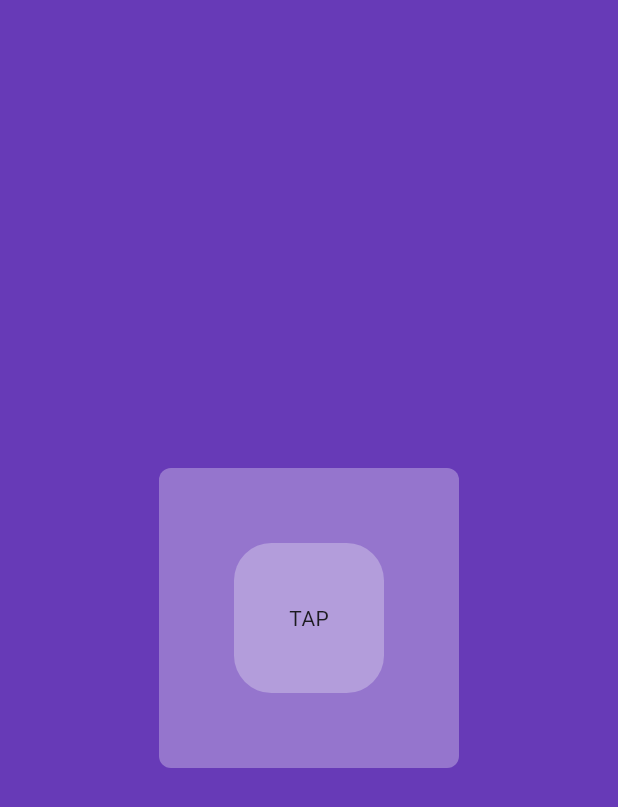
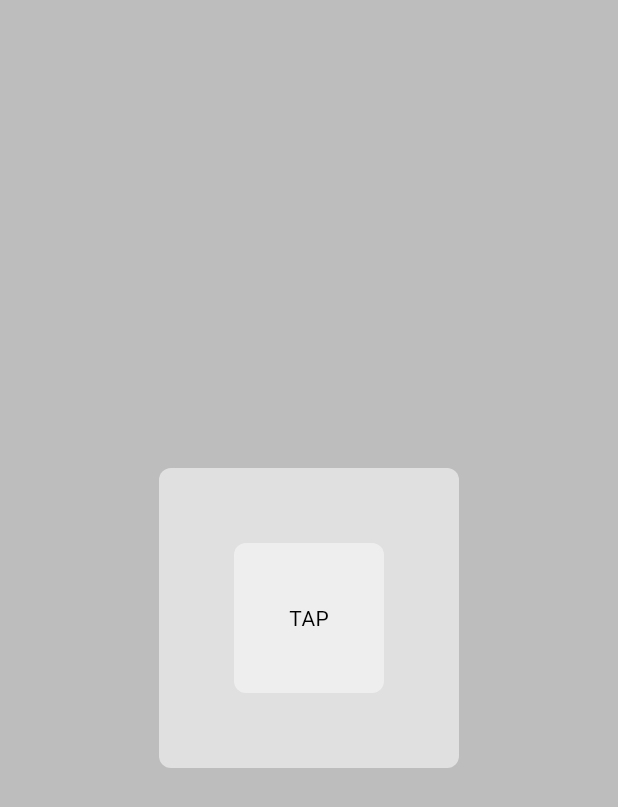
Before and after one commit to Brightnyandiko/DarkTheme, a Flutter app: the screen it shows after launch, on a phone screen of 412 x 824 dp. Shown: the top 807 px of the screen. Run offline on Flutter 3.47's test engine with Material 3 defaults, Android fonts, the phone set to English and light mode, and no system bars.

Commit message:
made updates

```diff
--- a/lib/componetnt/button.dart
+++ b/lib/componetnt/button.dart
@@ -12,7 +12,7 @@
       child: Container(
         decoration: BoxDecoration(
           color: color,
-          borderRadius: BorderRadius.circular(25)
+          borderRadius: BorderRadius.circular(8)
         ),
         padding: const EdgeInsets.all(25.0),
         child: const Center(child: Text("TAP"),),
--- a/lib/main.dart
+++ b/lib/main.dart
@@ -1,9 +1,17 @@
 import 'package:dark_and_light_theme/pages/homepage.dart';
 import 'package:dark_and_light_theme/theme/theme.dart';
+import 'package:dark_and_light_theme/theme/theme_provider.dart';
 import 'package:flutter/material.dart';
+import 'package:provider/provider.dart';
 
 void main() {
-  runApp(const MyApp());
+  runApp(
+      ChangeNotifierProvider(
+          create: (context) => ThemeProvider(),
+          child: const MyApp(),
+      )
+  );
+
 }
 
 class MyApp extends StatelessWidget {
@@ -13,9 +21,8 @@
   Widget build(BuildContext context) {
     return MaterialApp(
       debugShowCheckedModeBanner: false,
-      home: HomePage(),
-      theme: lightmode,
-      darkTheme: darkmode,
+      home: const HomePage(),
+      theme: Provider.of<ThemeProvider>(context).themeData
     );
   }
 }
--- a/lib/pages/homepage.dart
+++ b/lib/pages/homepage.dart
@@ -1,7 +1,9 @@
 import 'package:dark_and_light_theme/componetnt/button.dart';
 import 'package:flutter/material.dart';
+import 'package:provider/provider.dart';
 
 import '../componetnt/box.dart';
+import '../theme/theme_provider.dart';
 
 class HomePage extends StatelessWidget {
   const HomePage({super.key});
@@ -9,14 +11,15 @@
   @override
   Widget build(BuildContext context) {
     return Scaffold(
-      backgroundColor: Colors.deepPurple[500],
+      backgroundColor: Theme.of(context).colorScheme.background,
       body: Center(
         child: Box(
-          color: Colors.deepPurple[300],
+          color: Theme.of(context).colorScheme.primary,
           child:  MyButton(
-            color: Colors.deepPurple[200],
-            onTap: () {  },
-
+            color: Theme.of(context).colorScheme.secondary,
+            onTap: () {
+              Provider.of<ThemeProvider>(context, listen: false).toggleTheme();
+            },
           ),
         ),
       ),
--- a/lib/theme/theme.dart
+++ b/lib/theme/theme.dart
@@ -1,9 +1,19 @@
 import 'package:flutter/material.dart';
 
-ThemeData lightmode = ThemeData(
-  brightness: Brightness.light
+ThemeData lightMode = ThemeData(
+  brightness: Brightness.light,
+  colorScheme: ColorScheme.light(
+    background: Colors.grey.shade400,
+    primary: Colors.grey.shade300,
+    secondary: Colors.grey.shade200
+  )
 );
 
-ThemeData darkmode = ThemeData(
-  brightness: Brightness.dark
+ThemeData darkMode = ThemeData(
+  brightness: Brightness.dark,
+  colorScheme: ColorScheme.dark(
+    background: Colors.grey.shade900,
+    primary: Colors.grey.shade800,
+    secondary: Colors.grey.shade700
+)
 );
--- /dev/null
+++ b/lib/theme/theme_provider.dart
@@ -0,0 +1,21 @@
+import 'package:dark_and_light_theme/theme/theme.dart';
+import 'package:flutter/material.dart';
+
+class ThemeProvider extends ChangeNotifier{
+  ThemeData _themeData = lightMode;
+
+  ThemeData get themeData => _themeData;
+
+  set themeData(ThemeData themeData) {
+    _themeData = themeData;
+    notifyListeners();
+  }
+
+  void toggleTheme() {
+    if (_themeData == lightMode){
+      themeData = darkMode;
+    }else {
+      themeData = lightMode;
+    }
+  }
+}
--- a/pubspec.yaml
+++ b/pubspec.yaml
@@ -35,6 +35,7 @@
   # The following adds the Cupertino Icons font to your application.
   # Use with the CupertinoIcons class for iOS style icons.
   cupertino_icons: ^1.0.6
+  provider:
 
 dev_dependencies:
   flutter_test:
```
Also changed, not shown: pubspec.lock.
